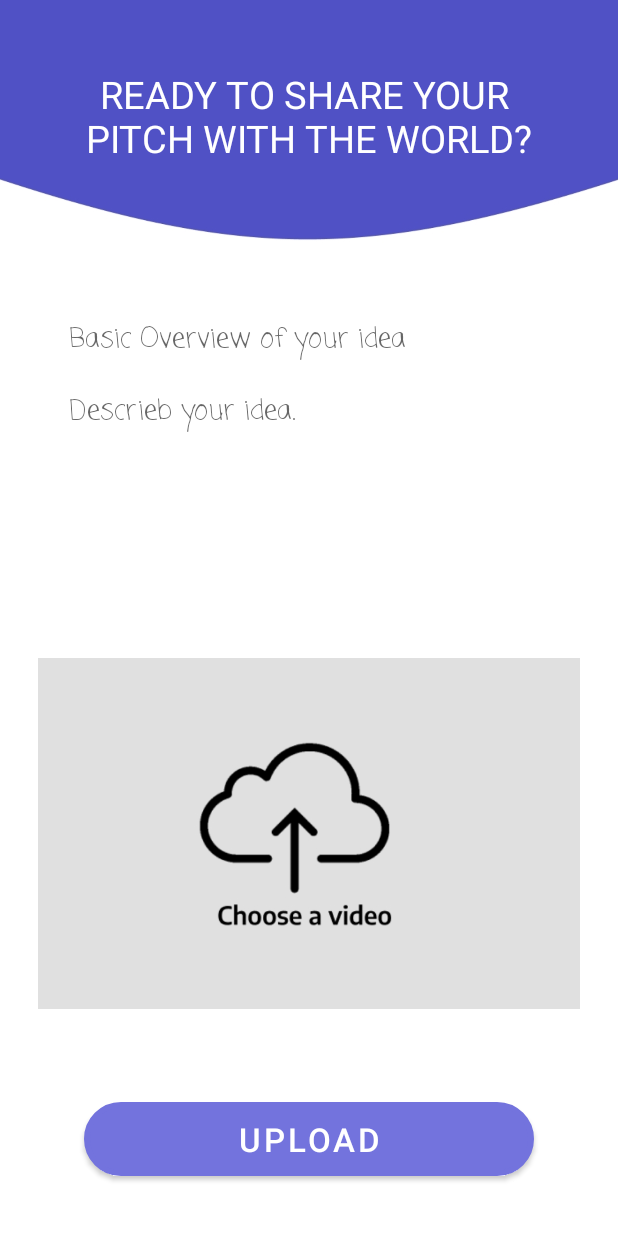
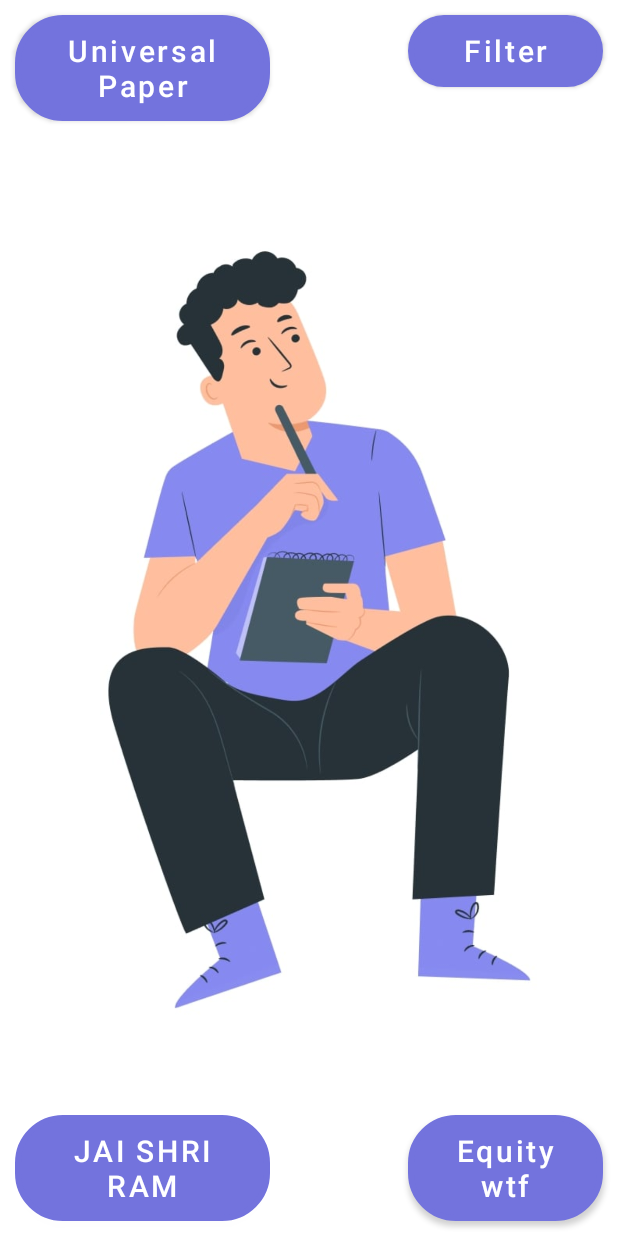
Before and after one commit to shauryam-exe/PGbg, an Android app: the HomePageActivity screen opened directly, with no data from a screen before it, on a phone screen of 412 x 824 dp. Run offline under Robolectric (Android 15) with nearby library versions, the phone set to English and light mode, and no system bars.

Commit message:
Home Fragment Added.

```diff
--- a/app/src/main/java/com/example/pg/HomePageActivity.kt
+++ b/app/src/main/java/com/example/pg/HomePageActivity.kt
@@ -4,6 +4,7 @@ import androidx.appcompat.app.AppCompatActivity
 import android.os.Bundle
 import android.widget.FrameLayout
 import com.example.pg.fragments.ChatFragment
+import com.example.pg.fragments.HomeFragment
 import com.example.pg.fragments.ProfileFragment
 import com.example.pg.fragments.UploadFragment
 
@@ -12,7 +13,7 @@ class HomePageActivity : AppCompatActivity() {
         super.onCreate(savedInstanceState)
         setContentView(R.layout.activity_home_page)
 
-        supportFragmentManager.beginTransaction().replace(R.id.fragment_container, UploadFragment()).commit()
+        supportFragmentManager.beginTransaction().replace(R.id.fragment_container, HomeFragment()).commit()
 
     }
 }
--- /dev/null
+++ b/app/src/main/java/com/example/pg/fragments/HomeFragment.kt
@@ -0,0 +1,60 @@
+package com.example.pg.fragments
+
+import android.os.Bundle
+import androidx.fragment.app.Fragment
+import android.view.LayoutInflater
+import android.view.View
+import android.view.ViewGroup
+import com.example.pg.R
+
+// TODO: Rename parameter arguments, choose names that match
+// the fragment initialization parameters, e.g. ARG_ITEM_NUMBER
+private const val ARG_PARAM1 = "param1"
+private const val ARG_PARAM2 = "param2"
+
+/**
+ * A simple [Fragment] subclass.
+ * Use the [HomeFragment.newInstance] factory method to
+ * create an instance of this fragment.
+ */
+class HomeFragment : Fragment() {
+    // TODO: Rename and change types of parameters
+    private var param1: String? = null
+    private var param2: String? = null
+
+    override fun onCreate(savedInstanceState: Bundle?) {
+        super.onCreate(savedInstanceState)
+        arguments?.let {
+            param1 = it.getString(ARG_PARAM1)
+            param2 = it.getString(ARG_PARAM2)
+        }
+    }
+
+    override fun onCreateView(
+        inflater: LayoutInflater, container: ViewGroup?,
+        savedInstanceState: Bundle?
+    ): View? {
+        // Inflate the layout for this fragment
+        return inflater.inflate(R.layout.fragment_home, container, false)
+    }
+
+    companion object {
+        /**
+         * Use this factory method to create a new instance of
+         * this fragment using the provided parameters.
+         *
+         * @param param1 Parameter 1.
+         * @param param2 Parameter 2.
+         * @return A new instance of fragment HomeFragment.
+         */
+        // TODO: Rename and change types and number of parameters
+        @JvmStatic
+        fun newInstance(param1: String, param2: String) =
+            HomeFragment().apply {
+                arguments = Bundle().apply {
+                    putString(ARG_PARAM1, param1)
+                    putString(ARG_PARAM2, param2)
+                }
+            }
+    }
+}
--- /dev/null
+++ b/app/src/main/res/drawable/buttonbg2.xml
@@ -0,0 +1,11 @@
+<?xml version="1.0" encoding="utf-8"?>
+<shape xmlns:android="http://schemas.android.com/apk/res/android"
+    android:shape="rectangle">
+
+    <gradient android:startColor="@color/black"
+        android:endColor="@color/whiteG"
+        android:angle="90" />
+
+    <corners android:radius="30dp" />
+    <stroke android:width="6px" android:color="@color/whiteG" />
+</shape>
--- /dev/null
+++ b/app/src/main/res/layout/fragment_home.xml
@@ -0,0 +1,64 @@
+<?xml version="1.0" encoding="utf-8"?>
+<RelativeLayout xmlns:android="http://schemas.android.com/apk/res/android"
+    xmlns:tools="http://schemas.android.com/tools"
+    android:layout_width="match_parent"
+    android:layout_height="match_parent"
+    tools:context=".fragments.HomeFragment">
+
+    <ImageView
+        android:src="@drawable/pic"
+        android:layout_width="match_parent"
+        android:layout_height="match_parent" />
+
+    <Button
+        android:id="@+id/filter"
+        android:layout_margin="10dp"
+        android:background="@drawable/button_bg"
+        android:layout_width="130dp"
+        android:layout_height="wrap_content"
+        android:layout_alignParentTop="true"
+        android:layout_alignParentRight="true"
+        android:text="Filter"
+        android:textAllCaps="false"
+        android:textSize="20dp" />
+
+    <Button
+        android:id="@+id/user"
+        android:layout_width="170dp"
+        android:layout_height="wrap_content"
+        android:layout_alignParentLeft="true"
+        android:layout_alignParentBottom="true"
+        android:layout_marginStart="10dp"
+        android:layout_marginTop="10dp"
+        android:layout_marginEnd="10dp"
+        android:layout_marginBottom="10dp"
+        android:background="@drawable/button_bg"
+        android:text="JAI SHRI RAM"
+        android:textAllCaps="false"
+        android:textSize="20dp" />
+
+    <Button
+        android:id="@+id/equity"
+        android:layout_margin="10dp"
+        android:background="@drawable/button_bg"
+        android:layout_width="130dp"
+        android:layout_height="wrap_content"
+        android:layout_alignParentRight="true"
+        android:layout_alignParentBottom="true"
+        android:text="Equity wtf"
+        android:textAllCaps="false"
+        android:textSize="20dp" />
+
+    <Button
+        android:id="@+id/universalPaper"
+        android:layout_width="170dp"
+        android:layout_height="wrap_content"
+        android:layout_alignParentLeft="true"
+        android:layout_alignParentTop="true"
+        android:layout_margin="10dp"
+        android:background="@drawable/button_bg"
+        android:text="Universal Paper"
+        android:textAllCaps="false"
+        android:textSize="20dp" />
+
+</RelativeLayout>
```
